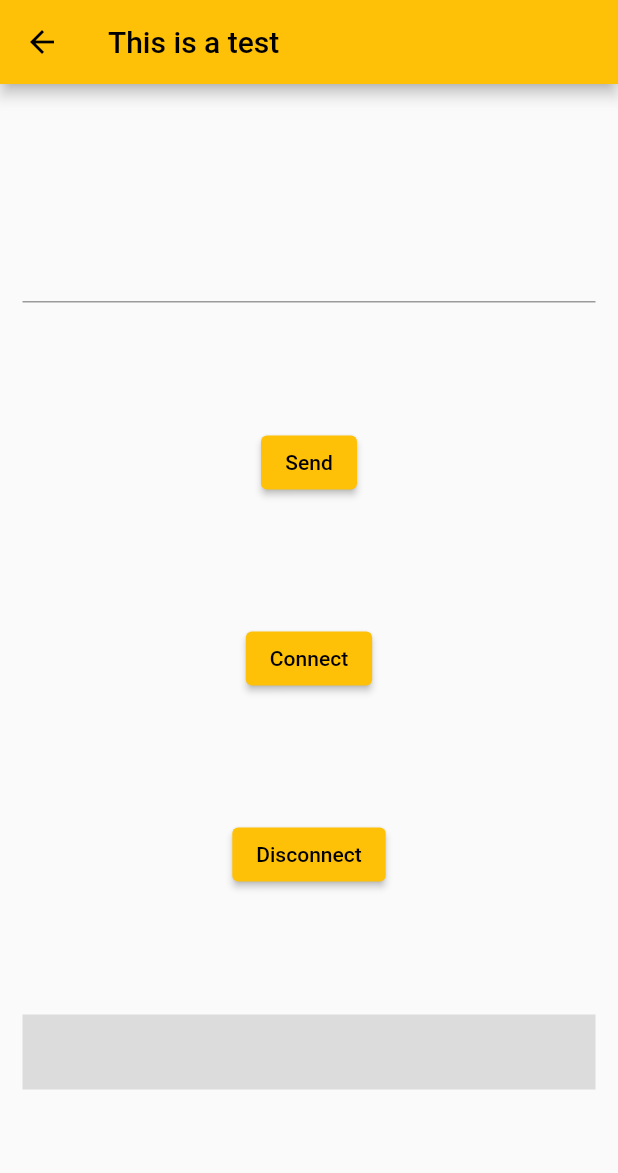
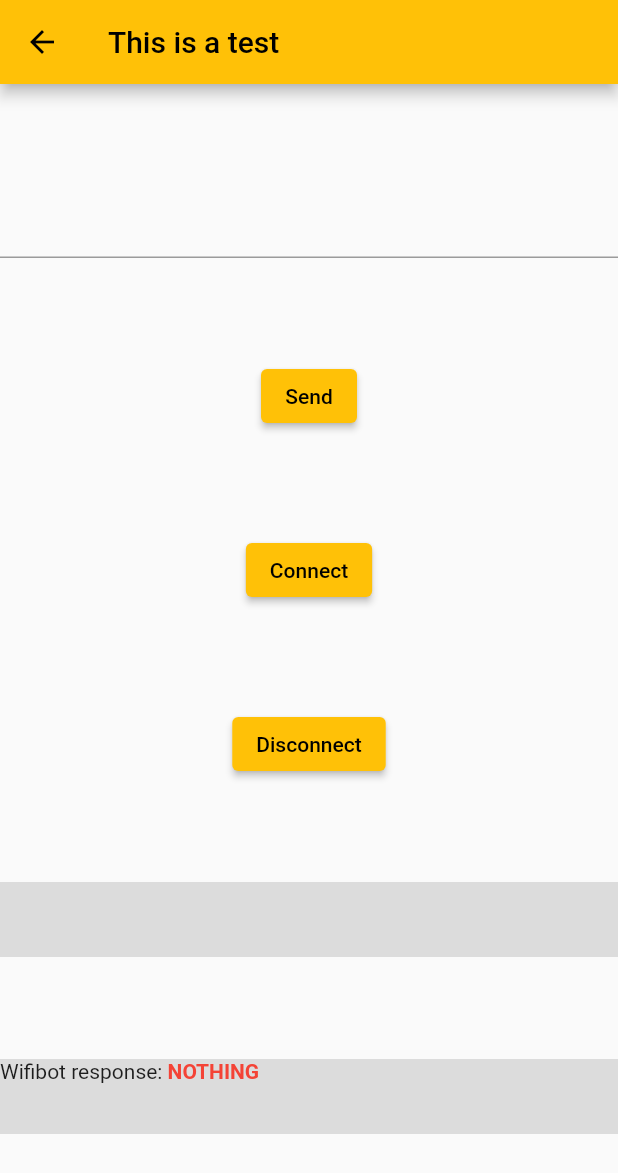
Before and after one commit to youssef-t/flutter-application-controlling-wifibot, a Flutter app: the HomeRoute screen opened by its route, after a tap on "Test Communication", on a phone screen of 412 x 824 dp. Shown: the top 1173 px of the screen. Run offline on Flutter 3.47's test engine with Material 2 defaults, Android fonts, the phone set to English and light mode, and no system bars; missing offline and left inert: dart:ffi, flutter_joystick.

Commit message:
[CORE] Integrate TCP  communication with the UI

```diff
--- a/wifibot_application/lib/custom_widgets/joypad.dart
+++ b/wifibot_application/lib/custom_widgets/joypad.dart
@@ -10,9 +10,9 @@ class _JoypadState extends State<Joypad> {
   @override
   Widget build(BuildContext context) {
     return Joystick(
-      period: Duration(milliseconds: 500),
+      period: const Duration(milliseconds: 500),
       mode: JoystickMode.all,
-      base: JoystickBase(mode: JoystickMode.all),
+      base: const JoystickBase(mode: JoystickMode.all),
       stickOffsetCalculator: const CircleStickOffsetCalculator(),
       listener: (details) {
     setState(() {
--- a/wifibot_application/lib/main.dart
+++ b/wifibot_application/lib/main.dart
@@ -32,7 +32,7 @@ class MyApp extends StatelessWidget {
       ),
       // Start the app with the "/" named route. In this case, the app starts
       // on the Home widget.
-      initialRoute: '/',
+      initialRoute: AppRoutes.testCommunication,
       onGenerateRoute: RouteGenerator.generateRoute,
       navigatorObservers: [_observer],
 
--- a/wifibot_application/lib/routes/home_route.dart
+++ b/wifibot_application/lib/routes/home_route.dart
@@ -23,7 +23,7 @@ class HomeRoute extends StatelessWidget {
               onPressed: () {
                 Navigator.pushNamed(context, AppRoutes.settings);
               },
-              icon: Icon(
+              icon: const Icon(
                 Icons.settings,
                 color: Colors.black,
               ))
@@ -43,31 +43,31 @@ class HomeRoute extends StatelessWidget {
                     Navigator.pushNamed(context, AppRoutes.controller);
                   },
                   style: ElevatedButton.styleFrom(
-                    minimumSize: Size(double.infinity,
+                    minimumSize: const Size(double.infinity,
                         50), // double.infinity is the width and 50 is the height
                   ),
-                  child: Text(
+                  child: const Text(
                     "Controller",
                     style: textButtonStyle,
                   ),
                 ),
-                Spacer(),
+                const Spacer(),
                 ElevatedButton(
                   // Go the controller route
                   onPressed: () {
                     Navigator.pushNamed(context, AppRoutes.testCommunication);
                   },
                   style: ElevatedButton.styleFrom(
-                    minimumSize: Size(double.infinity,
+                    minimumSize: const Size(double.infinity,
                         50), // double.infinity is the width and 50 is the height
                   ),
-                  child: Center(
+                  child: const Center(
                     child: Text(
                       "Test Communication",
                     ),
                   ),
                 ),
-                Spacer(),
+                const Spacer(),
               ],
             ),
           ),
--- a/wifibot_application/lib/routes/test_communication.dart
+++ b/wifibot_application/lib/routes/test_communication.dart
@@ -1,3 +1,6 @@
+import 'dart:async';
+import 'dart:math';
+
 import 'package:flutter/material.dart';
 import 'package:wifibot_application/utils/wifibot_commands_lib/connection.dart';
 import 'package:wifibot_application/utils/wifibot_commands_lib/connection_tcp.dart';
@@ -29,22 +32,16 @@ class _TestCommunicationState extends State<TestCommunication> {
   }
 
   Widget _buildBody() {
-    return Container(
-      child: Padding(
-        padding: const EdgeInsets.all(15.0),
-        child: Expanded(
-          child: Column(
+    return Column(
       children: [
-              Spacer(),
+        const Spacer(),
         TextField(
-                onChanged: (value){
-                  setState(() =>
-                  _input =value
-                  );
+          onChanged: (value) {
+            setState(() => _input = value);
           },
           controller: _controller,
         ),
-              Spacer(),
+        const Spacer(),
         ElevatedButton(
           onPressed: () {
             final text = _controller.text;
@@ -52,36 +49,60 @@ class _TestCommunicationState extends State<TestCommunication> {
           },
           child: Text('Send'),
         ),
-              Spacer(),
+        const Spacer(),
         ElevatedButton(
           onPressed: () {
+            _conn.connect();
             final text = _controller.text;
             setState(() {
               _input = text;
+              //_messages_from_wifibot = _conn.streamMessage!;
             });
           },
           child: Text('Connect'),
-
         ),
-              Spacer(),
+        const Spacer(),
         ElevatedButton(
           onPressed: () {
             _conn.disconnect();
           },
           child: Text('Disconnect'),
         ),
-              Spacer(),
+        const Spacer(),
         Container(
           width: double.infinity,
           height: 50,
           child: Text(_input),
           color: Colors.black12,
         ),
-              Spacer(),
+        const Spacer(),
+        Container(
+          width: double.infinity,
+          height: 50,
+          color: Colors.black12,
+          child: StreamBuilder<String>(
+            stream: _conn.streamMessage,
+            initialData: "NOTHING",
+            builder: (BuildContext context, AsyncSnapshot<String> snapshot) {
+              debugPrint(snapshot.data);
+              print("snapshot.data : ${snapshot.data}");
+              String _textToDisplay = (snapshot.data ?? "NULL");
+              return RichText(
+                  text: TextSpan(
+                text: 'Wifibot response: ',
+                style: DefaultTextStyle.of(context).style,
+                children: <TextSpan>[
+                  TextSpan(
+                      text: _textToDisplay,
+                      style: const TextStyle(
+                          fontWeight: FontWeight.bold, color: Colors.red)),
                 ],
+              ));
+            },
           ),
         ),
-      ),
+        const Spacer(),
+      ],
     );
   }
 
@@ -96,7 +117,7 @@ class _TestCommunicationState extends State<TestCommunication> {
     super.dispose();
   }
 
-  void _updateInput(String data){
+  void _updateInput(String data) {
     setState(() {
       _input = data;
     });
--- a/wifibot_application/lib/utils/wifibot_commands_lib/actions.dart
+++ /dev/null
@@ -1,6 +0,0 @@
-
-/// Abstract class that defines all the actions the Wifibot can execute
-abstract class Actions{
-  Actions();
-
-}
--- a/wifibot_application/lib/utils/wifibot_commands_lib/actions_console.dart
+++ /dev/null
@@ -1,6 +0,0 @@
-import 'actions.dart';
-
-/// Class that simulates the wifibot actions in the console for debugging
-class ActionsConsole implements Actions{
-  ActionsConsole();
-}
--- a/wifibot_application/lib/utils/wifibot_commands_lib/actions_wifibot.dart
+++ /dev/null
@@ -1,6 +0,0 @@
-import 'actions.dart';
-
-/// Class that implements the wifibot actions
-class ActionsWifibot implements Actions{
-  ActionsWifibot();
-}
--- a/wifibot_application/lib/utils/wifibot_commands_lib/connection_tcp.dart
+++ b/wifibot_application/lib/utils/wifibot_commands_lib/connection_tcp.dart
@@ -1,3 +1,4 @@
+import 'dart:async';
 import 'dart:convert';
 import 'dart:io';
 import 'dart:typed_data';
@@ -11,7 +12,15 @@ import 'package:wifibot_application/utils/wifibot_commands_lib/data_wifibot.dart
 class ConnectionTCP {
 
   Socket? _socketWifiBot;
+  Stream<Uint8List>? _socketWifiBotBroadcastStream;
+  StreamController<String> _streamMessagesController = StreamController<String>.broadcast();
 
+  StreamController<String>? get streamMessagesController =>
+      _streamMessagesController;
+
+  Stream<String>? get streamMessage => _streamMessagesController.stream;
+
+  Socket? get socketWifiBot => _socketWifiBot;
   static bool _wifibotIsConnected = false;
 
   /// Variable used to know if the data request is accepted
@@ -19,7 +28,9 @@ class ConnectionTCP {
 
   bool get dataRequestingIsInitialized => _dataRequestingIsInitialized;
 
-  ConnectionTCP();
+  ConnectionTCP(){
+    connect();
+  }
 
   /// Method to connect to the wifibot using TCP
   Future<void> connect({String wifiBotIPAddress = WifibotConstants.wifiBotIPAddressDefault, int wifiBotTCPPort = WifibotConstants.tcpPortWifibotDefault, int timeoutDuration = WifibotConstants.timeoutDurationTCPDefault}) async {
@@ -27,7 +38,9 @@ class ConnectionTCP {
       print("Starting the connection");
       _socketWifiBot = await Socket.connect(wifiBotIPAddress, wifiBotTCPPort)
           .timeout(Duration(seconds: timeoutDuration))
-          .whenComplete(() => _wifibotIsConnected = true);
+          .whenComplete(() {
+            _wifibotIsConnected = true;
+      });
     } on SocketException catch (e, s) {
       print('SocketException: $e, \n Trace: $s');
       _wifibotIsConnected = false;
@@ -36,33 +49,85 @@ class ConnectionTCP {
       _wifibotIsConnected = false;
     }
 
+    _socketWifiBotBroadcastStream = _socketWifiBot?.asBroadcastStream();
+    print("_socketBroadcast: ${_socketWifiBotBroadcastStream?.isBroadcast}");
+    print("_socket: ${_socketWifiBot.runtimeType}");
+    print("_streamMessagesController : ${_streamMessagesController.runtimeType}");
+    _socketWifiBotBroadcastStream?.listen((event) {
+      print("IN LISTEN : ${String.fromCharCodes(event)}");
+      _streamMessagesController.add(String.fromCharCodes(event));
+    }
+    );
+
+
     _wifibotIsConnected ? print("Connected") : print("NOT CONNECTED");
   }
 
   /// Method to send a command to the wifibot after the connection
   void send(String commandString)  {
     if (_wifibotIsConnected) {
-      _socketWifiBot?.add(utf8.encode(commandString));
+      //_socketWifiBot?.add(utf8.encode(commandString));
+      if(_socketWifiBot == null) {
+        connect();
+      }
+      _socketWifiBot?.write(commandString);
       print('Command "$commandString" is sent');
     } else {
       print("NOT CONNECTED - send method");
     }
   }
 
+  // TODO To remove this method
   /// Method to get a stream of the messages sent by the wifibot
-  Stream<String> receive() async* {
-    String wifiBotResponse = "";
-    if (_wifibotIsConnected) {
-      _socketWifiBot?.listen((Uint8List data) {
+  Stream<String> receive({Function(Uint8List data)? callback}) async* {
+    /*String wifiBotResponse = "";
+    bool hasChanged = false;
+
+    //if (_wifibotIsConnected) {
+
+    Stream<String>? listMessages = _socketWifiBotBroadcastStream?.map((event) {
+      print("STRING FROM CHARCODES : ${String.fromCharCodes(event)}");
+      return String.fromCharCodes(event);
+    });
+
+    _socketWifiBotBroadcastStream?.listen((event) {print("IN LISTEN ${String.fromCharCodes(event)}");});
+
+    await for (final String chunk in listMessages??const Stream.empty()) {
+      print("chunk: $chunk");
+      yield chunk;
+    }
+
+      *//*_socketWifiBot?.asBroadcastStream().listen(callback ?? (Uint8List data) {
         wifiBotResponse = String.fromCharCodes(data);
+        hasChanged = true;
         print('Wifibot Response: $wifiBotResponse');
-      });
-    } else {
-      print("NOT CONNECTED - receive method");
-    }
-    yield wifiBotResponse;
+      });*//*
+
+      *//*
+        if(false)//if(hasChanged)
+        {
+          //yield wifiBotResponse;
+          hasChanged = false;
+        }
+
+       *//*
+
+      //yield _socketWifiBot?.last?.toString() ?? "Null receive";
+
+    //} else {
+      //print("NOT CONNECTED - receive method");
+    //}
+    //yield _socketWifiBot?.last?.toString() ?? "Null receive";
+
+
+*/
+
+
   }
 
+
+
+  /// TODO Change receiveDataWifiBot to return a Map then call the method in the constructor
   /// Method to request data from the robot and to get a stream of maps
   /// containing the data sent by the wifibot
   Stream<Map> receiveDataWifiBot() async* {
@@ -110,6 +175,8 @@ class ConnectionTCP {
   void disconnect() {
     if (_wifibotIsConnected) {
       _socketWifiBot?.close();
+      _streamMessagesController.close();
+
       _wifibotIsConnected = false;
       _dataRequestingIsInitialized = false;
       print("Disconnected");
--- a/wifibot_application/lib/utils/wifibot_commands_lib/constants_wifibot.dart
+++ b/wifibot_application/lib/utils/wifibot_commands_lib/constants_wifibot.dart
@@ -1,9 +1,10 @@
 
 /// Class that contains Wifibot constants: ip addresses and ports
 class WifibotConstants {
-  static const String wifiBotIPAddressDefault = "10.0.2.2";//"192.168.1.106";
+  // TODO Change IP adress
+  static const String wifiBotIPAddressDefault = "10.0.2.2";//"192.168.1.137";//192.168.1.106";
   static const String cameraIPAddressDefault = "192.168.1.106";
-
+  // TODO Change port
   static const int tcpPortWifibotDefault = 15020;
 
   static const int udpPortWifibotSendCommandDefault = 15000;
```
Also changed, not shown: wifibot_application/lib/utils/wifibot_commands_lib/commands.dart (+6 -1 lines), 2 other files. Lines whose indentation alone changed are shown as unchanged.
